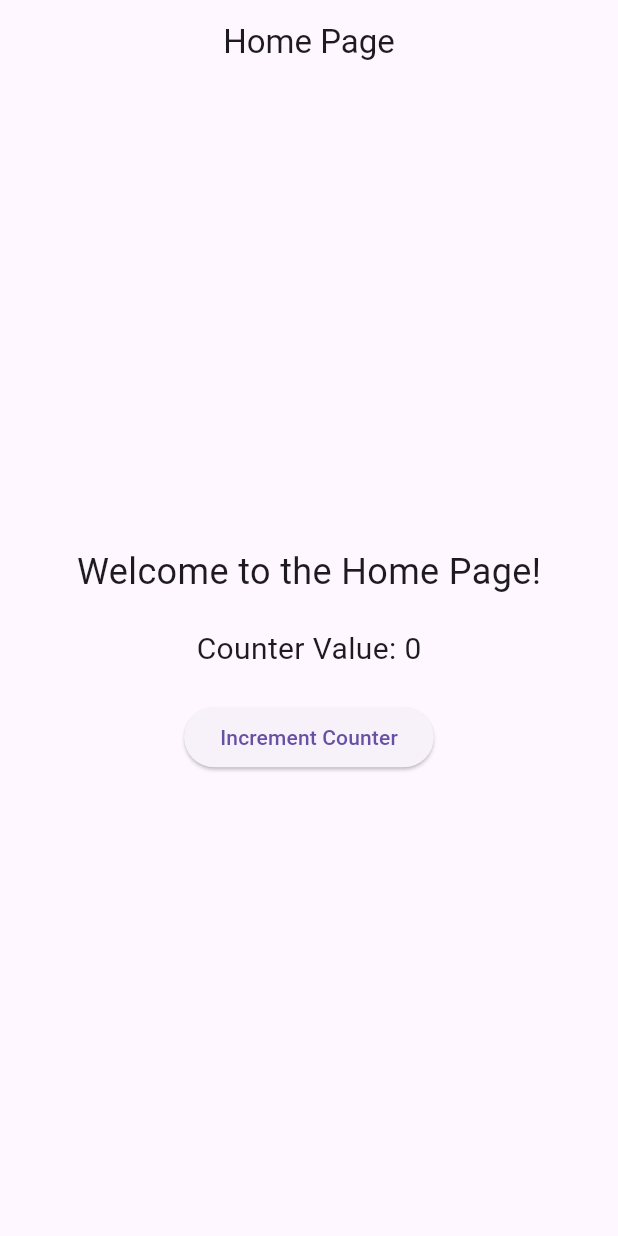
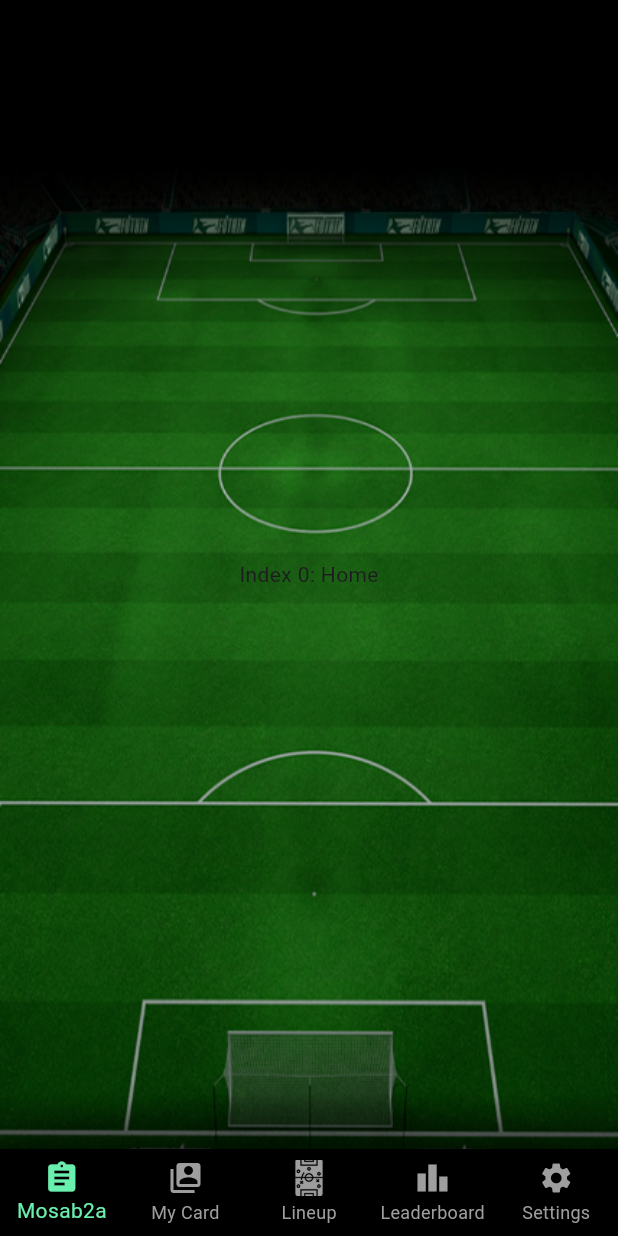
Before and after one commit to stg-sporting-ebtda2i/kiahk_cup_flutter, a Flutter app: the screen it shows after launch, after a tap on "Login", on a phone screen of 412 x 824 dp. Run offline on Flutter 3.47's test engine with Material 3 defaults, Android fonts, the phone set to English and light mode, and no system bars.

Commit message:
Leaderboard&MyCard

```diff
--- a/lib/home.dart
+++ b/lib/home.dart
@@ -1,48 +1,73 @@
 import 'package:flutter/material.dart';
+import 'user_quizzes_list.dart';
+import 'my_card.dart';
+import 'lineup.dart';
+import 'leaderboard.dart';
+import 'settings.dart';
 
 class Home extends StatefulWidget {
   const Home({super.key});
 
   @override
-  State<Home> createState() => _HomeState();
+  State<Home> createState() =>
+      _HomeState();
 }
 
-class _HomeState extends State<Home> {
-  int _counter = 0; // Example state variable
+class _HomeState
+    extends State<Home> {
+  int _selectedIndex = 0;
+  static const TextStyle optionStyle =
+  TextStyle(fontSize: 30, fontWeight: FontWeight.bold, color: Colors.white);
+  static const List<Widget> _widgetOptions = <Widget>[
+    UserQuizzesList(),
+    MyCard(),
+    LineupPage(),
+    Leaderboard(),
+    Settings()
+  ];
 
-  void _incrementCounter() {
+  void _onItemTapped(int index) {
     setState(() {
-      _counter++;
+      _selectedIndex = index;
     });
   }
 
   @override
   Widget build(BuildContext context) {
     return Scaffold(
-      appBar: AppBar(
-        title: const Text('Home Page'),
-        centerTitle: true,
+      backgroundColor: Colors.black,
+      body: Center(
+        child: _widgetOptions.elementAt(_selectedIndex),
       ),
-      body: Center(
-        child: Column(
-          mainAxisSize: MainAxisSize.min,
-          children: [
-            const Text(
-              'Welcome to the Home Page!',
-              style: TextStyle(fontSize: 24),
-            ),
-            const SizedBox(height: 20),
-            Text(
-              'Counter Value: $_counter',
-              style: const TextStyle(fontSize: 20),
-            ),
-            const SizedBox(height: 20),
-            ElevatedButton(
-              onPressed: _incrementCounter,
-              child: const Text('Increment Counter'),
-            ),
-          ],
-        ),
+      bottomNavigationBar: BottomNavigationBar(
+        items: const <BottomNavigationBarItem>[
+          BottomNavigationBarItem(
+            icon: Icon(Icons.assignment),
+            label: 'Mosab2a',
+          ),
+          BottomNavigationBarItem(
+            icon: Icon(Icons.switch_account),
+            label: 'My Card',
+          ),
+          BottomNavigationBarItem(
+            icon: ImageIcon(AssetImage('assets/tactics.png')),
+            label: 'Lineup',
+          ),
+          BottomNavigationBarItem(
+            icon: Icon(Icons.leaderboard),
+            label: 'Leaderboard',
+          ),
+          BottomNavigationBarItem(
+            icon: Icon(Icons.settings),
+            label: 'Settings',
+          ),
+        ],
+        currentIndex: _selectedIndex,
+        selectedItemColor: Colors.greenAccent,
+        unselectedItemColor: Colors.grey,
+        onTap: _onItemTapped,
+        type: BottomNavigationBarType.fixed,
+        backgroundColor: Colors.black,
       ),
     );
   }
--- /dev/null
+++ b/lib/leaderboard.dart
@@ -0,0 +1,31 @@
+import 'package:flutter/material.dart';
+
+class Leaderboard extends StatefulWidget {
+  const Leaderboard({super.key});
+
+  @override
+  State<Leaderboard> createState() => _LeaderboardState();
+}
+
+class _LeaderboardState extends State<Leaderboard> {
+  @override
+  Widget build(BuildContext context) {
+    return Scaffold(
+        body: Stack(
+          children: [
+            const Image(
+              image: AssetImage('assets/lineup_background.png'),
+              fit: BoxFit.cover,
+              width: double.infinity,
+              height: double.infinity,
+            ),
+            Center(
+              child: Text(
+                'Index 0: Home',
+              ),
+            ),
+          ],
+        )
+    );
+  }
+}
--- a/lib/main.dart
+++ b/lib/main.dart
@@ -1,5 +1,6 @@
 import 'package:flutter/material.dart';
 import 'home.dart';
+import 'styles.dart';
 
 void main() {
   runApp(const MyApp());
@@ -85,7 +86,9 @@
                     obscureText: true,
                   ),
                   const SizedBox(height: 20),
-                  ElevatedButton(
+                  SizedBox(
+                    width: 220,
+                    child: ElevatedButton(
                       onPressed: () {
                         Navigator.pushReplacement(
                           context,
@@ -94,20 +97,10 @@
                           ),
                         );
                       },
-                    style: ElevatedButton.styleFrom(
-                      backgroundColor: Colors.greenAccent,
-                      padding: const EdgeInsets.symmetric(
-                        horizontal: 50,
-                        vertical: 10,
-                      ),
-                      shape: RoundedRectangleBorder(
-                        borderRadius: BorderRadius.circular(10),
-                      ),
-                    ),
-                    child: const Text(
+                      style: btnStyle(),
+                      child: Text(
                         'Login',
-                      style: TextStyle(
-                        color: Colors.black,
+                        style: btnTextStyle(),
                       ),
                     ),
                   ),
--- /dev/null
+++ b/lib/settings.dart
@@ -0,0 +1,31 @@
+import 'package:flutter/material.dart';
+
+class Settings extends StatefulWidget {
+  const Settings({super.key});
+
+  @override
+  State<Settings> createState() => _SettingsState();
+}
+
+class _SettingsState extends State<Settings> {
+  @override
+  Widget build(BuildContext context) {
+    return Scaffold(
+        body: Stack(
+          children: [
+            const Image(
+              image: AssetImage('assets/lineup_background.png'),
+              fit: BoxFit.cover,
+              width: double.infinity,
+              height: double.infinity,
+            ),
+            Center(
+              child: Text(
+                'Index 0: Home',
+              ),
+            ),
+          ],
+        )
+    );
+  }
+}
--- /dev/null
+++ b/lib/styles.dart
@@ -0,0 +1,22 @@
+import 'package:flutter/material.dart';
+
+ButtonStyle btnStyle() {
+  return ElevatedButton.styleFrom(
+    backgroundColor: Colors.greenAccent,
+    padding: const EdgeInsets.symmetric(
+      horizontal: 0,
+      vertical: 9,
+    ),
+    shape: RoundedRectangleBorder(
+      borderRadius: BorderRadius.circular(18),
+    ),
+  );
+}
+
+TextStyle btnTextStyle() {
+  return TextStyle(
+    color: Colors.black,
+    fontSize: 18,
+    fontWeight: FontWeight.w500,
+  );
+}
--- /dev/null
+++ b/lib/user_quizzes_list.dart
@@ -0,0 +1,31 @@
+import 'package:flutter/material.dart';
+
+class UserQuizzesList extends StatefulWidget {
+  const UserQuizzesList({super.key});
+
+  @override
+  State<UserQuizzesList> createState() => _UserQuizzesListState();
+}
+
+class _UserQuizzesListState extends State<UserQuizzesList> {
+  @override
+  Widget build(BuildContext context) {
+    return Scaffold(
+        body: Stack(
+          children: [
+            const Image(
+              image: AssetImage('assets/lineup_background.png'),
+              fit: BoxFit.cover,
+              width: double.infinity,
+              height: double.infinity,
+            ),
+            Center(
+              child: Text(
+                'Index 0: Home',
+              ),
+            ),
+          ],
+        )
+    );
+  }
+}
```
Also changed, not shown: lib/header.dart (added, +81 -0 lines), lib/lineup.dart (added, +202 -0 lines), lib/my_card.dart (added, +88 -0 lines), lib/player_card.dart (added, +85 -0 lines), assets/auto.png (added), assets/coin.png (added), assets/empty.png (added), assets/icon0.png (added), assets/lineup_background - Copy.png (added), assets/lineup_background.png, assets/other_background - Copy.png (added), assets/other_background.png, assets/pic.png (added), assets/tactics.png (added). Lines whose indentation alone changed are shown as unchanged.
